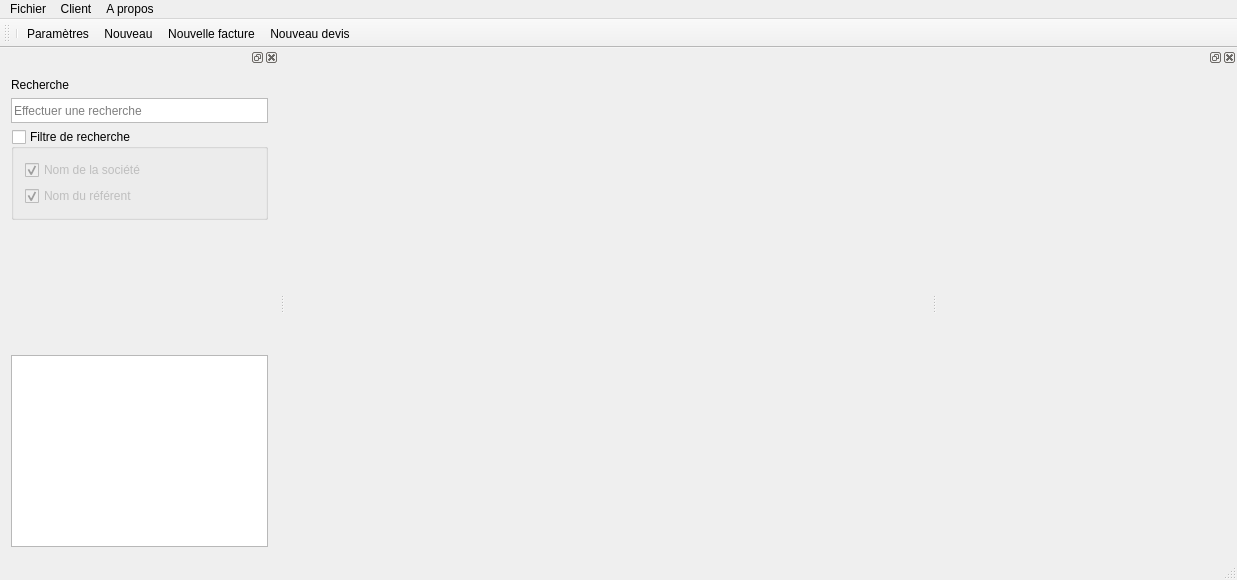
This is src/mainwindow.ui in FACT-Team/FactDev as Qt 5 draws it before an edit. The edited form follows.
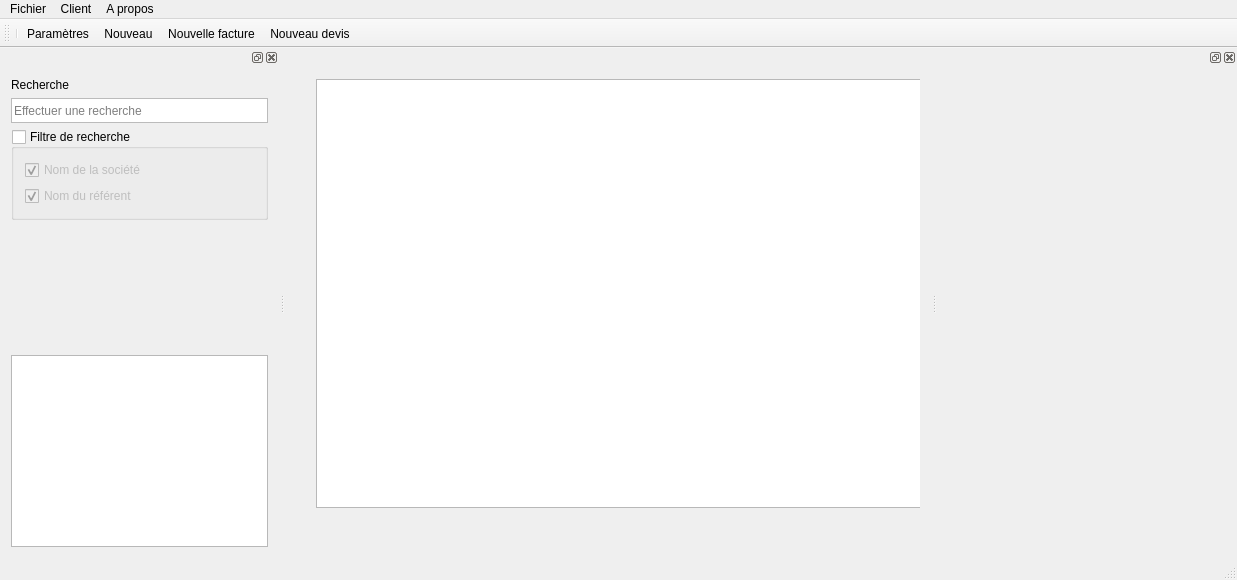
This is the edited form. The open tabs and pages were chosen to show the change. Icons and pictures are not drawn. Custom widgets are drawn as their Qt base class.

Commit message: Add of beginDate and endDate in the Project Table and implementation of this in Project model

Patch:
```diff
--- a/src/mainwindow.ui
+++ b/src/mainwindow.ui
@@ -101,7 +101,23 @@
         </item>
        </layout>
       </widget>
-      <widget class="QWidget" name="page_2"/>
+      <widget class="QWidget" name="page_2">
+       <widget class="QWidget" name="gridLayoutWidget">
+        <property name="geometry">
+         <rect>
+          <x>9</x>
+          <y>9</y>
+          <width>631</width>
+          <height>451</height>
+         </rect>
+        </property>
+        <layout class="QGridLayout" name="gridLayout_4">
+         <item row="0" column="0">
+          <widget class="QTableView" name="tableView"/>
+         </item>
+        </layout>
+       </widget>
+      </widget>
      </widget>
     </item>
    </layout>
```
Left out of the diff: 4 changed lines with no effect on the pictures. The commit also changes 6 other files.
